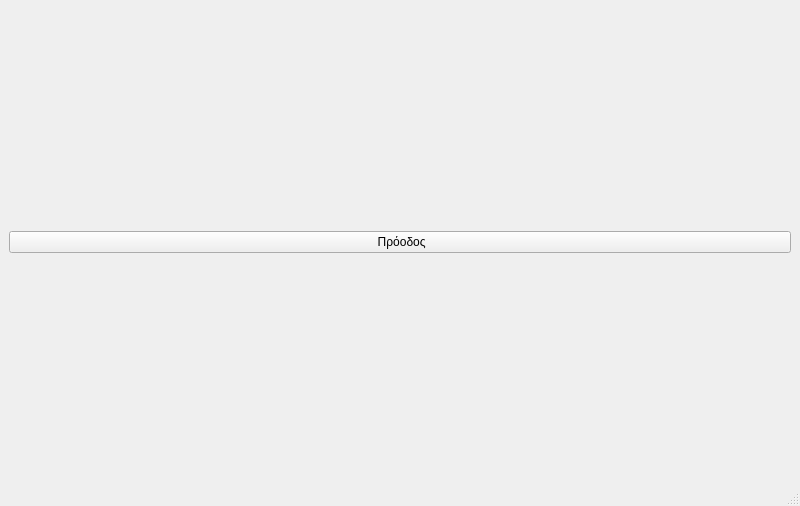
Qt form ui/MainScreen.ui (F1l14/Software-Engineering-2025) before a commit.
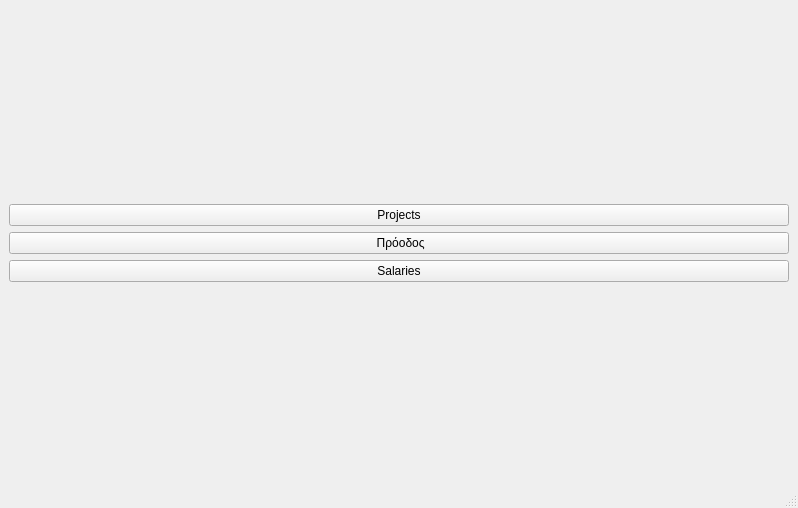
The same form after that commit.

Commit message: Changes to MainScreen ui and added project and salaries folders

```diff
--- a/ui/MainScreen.ui
+++ b/ui/MainScreen.ui
@@ -6,8 +6,8 @@
    <rect>
     <x>0</x>
     <y>0</y>
-    <width>800</width>
-    <height>506</height>
+    <width>798</width>
+    <height>508</height>
    </rect>
   </property>
   <property name="windowTitle">
@@ -17,13 +17,27 @@
    <layout class="QGridLayout" name="gridLayout_2">
     <item row="0" column="0">
      <layout class="QGridLayout" name="gridLayout">
-      <item row="0" column="0">
+      <item row="1" column="0">
        <widget class="QPushButton" name="pushButton">
         <property name="text">
          <string> Πρόοδος</string>
         </property>
        </widget>
       </item>
+      <item row="0" column="0">
+       <widget class="QPushButton" name="projectsButton">
+        <property name="text">
+         <string>Projects</string>
+        </property>
+       </widget>
+      </item>
+      <item row="2" column="0">
+       <widget class="QPushButton" name="salariesButton">
+        <property name="text">
+         <string>Salaries</string>
+        </property>
+       </widget>
+      </item>
      </layout>
     </item>
    </layout>
```
Left out of the diff: 4 changed lines with no effect on the pictures. The commit also changes 2 other files.
